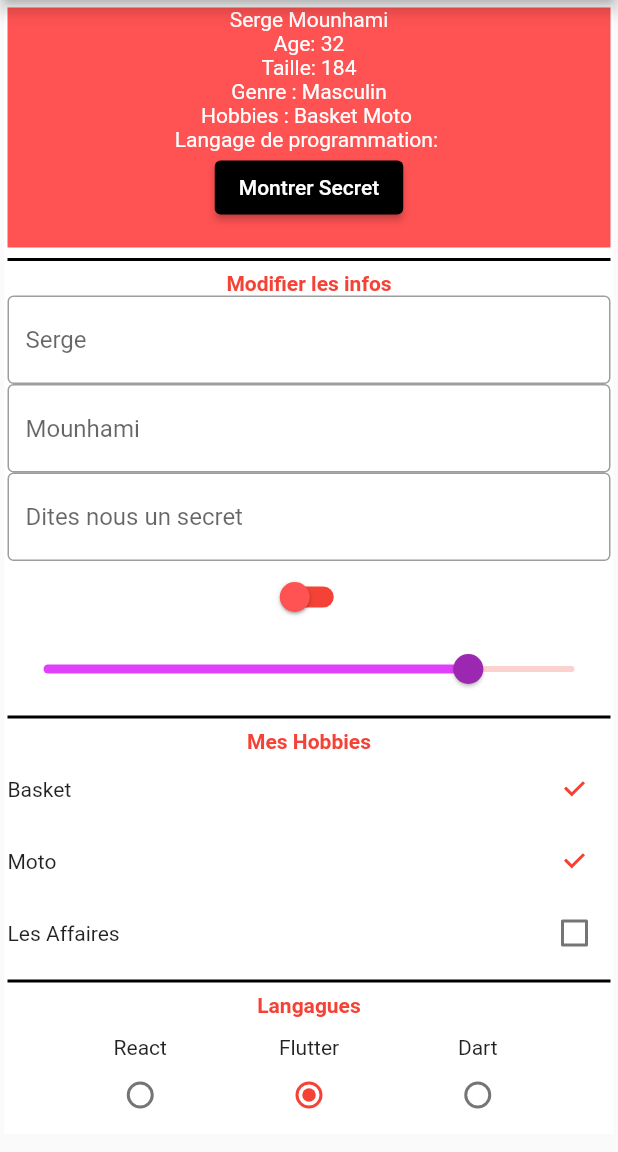
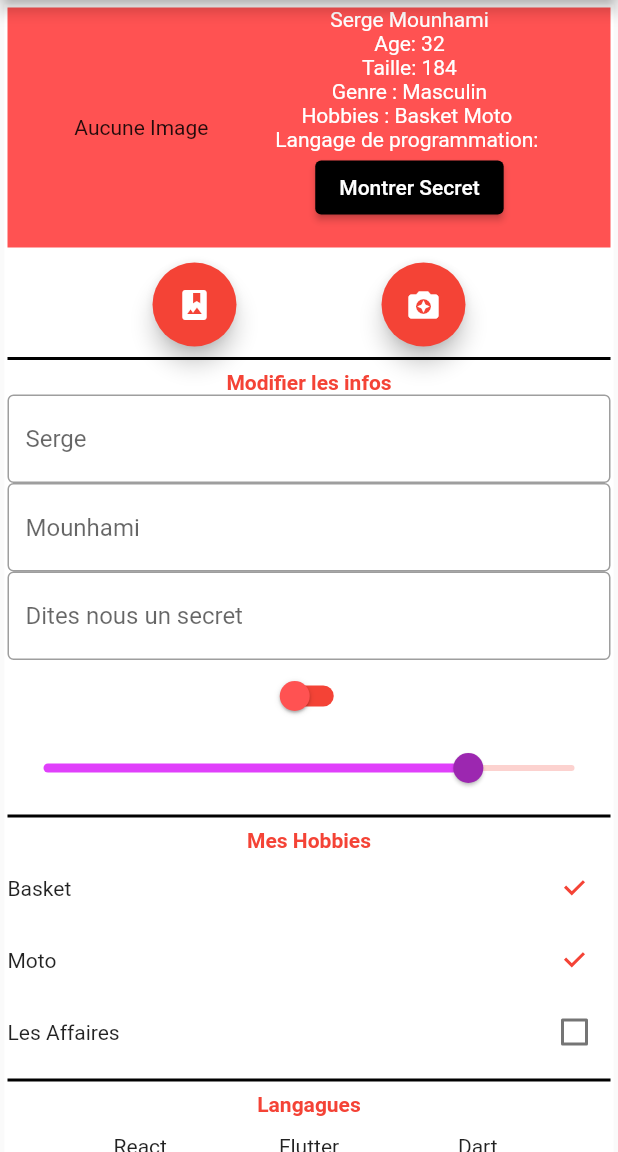
Before and after one commit to RomainM81/my_profil_tuto, a Flutter app: the screen it shows after launch, on a phone screen of 412 x 824 dp, the part 84-1236 px from its top. Run offline on Flutter 3.47's test engine with Material 2 defaults, Android fonts, the phone set to English and light mode, and no system bars; our stand-ins replace image_picker.

Commit message:
add image picker

```diff
--- a/lib/my_profil.dart
+++ b/lib/my_profil.dart
@@ -1,5 +1,8 @@
+import 'dart:io';
+
 import 'package:flutter/foundation.dart';
 import 'package:flutter/material.dart';
+import 'package:image_picker/image_picker.dart';
 
 class MyProfil extends StatefulWidget {
   const MyProfil({Key? key}) : super(key: key);
@@ -9,6 +12,9 @@ class MyProfil extends StatefulWidget {
 }
 
 class _MyProfilState extends State<MyProfil> {
+  File? imageFile;
+  ImagePicker picker = ImagePicker();
+
   String firstName = "Serge";
   String lastName = "Mounhami";
   int age = 32;
@@ -53,7 +59,16 @@ class _MyProfilState extends State<MyProfil> {
               Container(
                 color: Colors.redAccent,
                 width: size.width,
-                child: Column(children: [
+                child: Row(
+                  mainAxisAlignment: MainAxisAlignment.spaceEvenly,
+                  children: [
+                    (imageFile == null)
+                        ? Text("Aucune Image")
+                        : Image.file(
+                            imageFile!,
+                            height: MediaQuery.of(context).size.height / 6,
+                          ),
+                    Column(children: [
                       Text(
                         "$firstName $lastName",
                         style: const TextStyle(color: Colors.white),
@@ -97,8 +112,31 @@ class _MyProfilState extends State<MyProfil> {
                         ),
                         style: ElevatedButton.styleFrom(primary: Colors.black),
                       ),
-                  (showSecret) ? Text(secret) : const Text("")
+                      (showSecret) ? Text(secret) : const Text(""),
                     ]),
+                  ],
+                ),
+              ),
+              SizedBox(
+                height: 10,
+              ),
+              Row(
+                mainAxisSize: MainAxisSize.max,
+                mainAxisAlignment: MainAxisAlignment.spaceEvenly,
+                children: [
+                  FloatingActionButton(
+                    onPressed: () {
+                      pickImage(ImageSource.gallery);
+                    },
+                    child: Icon(Icons.photo_album),
+                  ),
+                  FloatingActionButton(
+                    onPressed: () {
+                      pickImage(ImageSource.camera);
+                    },
+                    child: Icon(Icons.camera_enhance),
+                  ),
+                ],
               ),
               const Divider(
                 color: Colors.black,
@@ -259,4 +297,15 @@ class _MyProfilState extends State<MyProfil> {
       children: radios,
     );
   }
+
+  Future pickImage(ImageSource source) async {
+    PickedFile? chosenImage = await picker.getImage(source: source);
+    setState(() {
+      if (chosenImage == null) {
+        print("Erreur");
+      } else {
+        imageFile = File(chosenImage.path);
       }
+    });
+  }
+}
--- a/pubspec.yaml
+++ b/pubspec.yaml
@@ -29,6 +29,7 @@ environment:
 dependencies:
   flutter:
     sdk: flutter
+  image_picker: ^0.8.4+4
 
 
   # The following adds the Cupertino Icons font to your application.
```
Also changed, not shown: pubspec.lock, 1 other file. Lines whose indentation alone changed are shown as unchanged.
